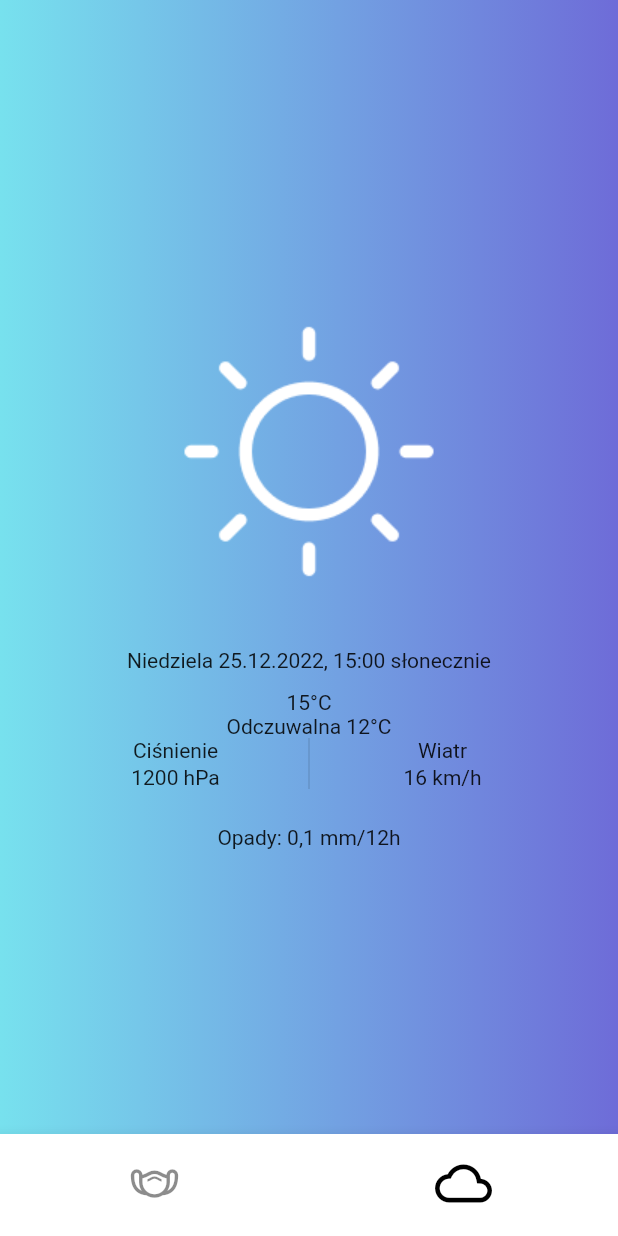
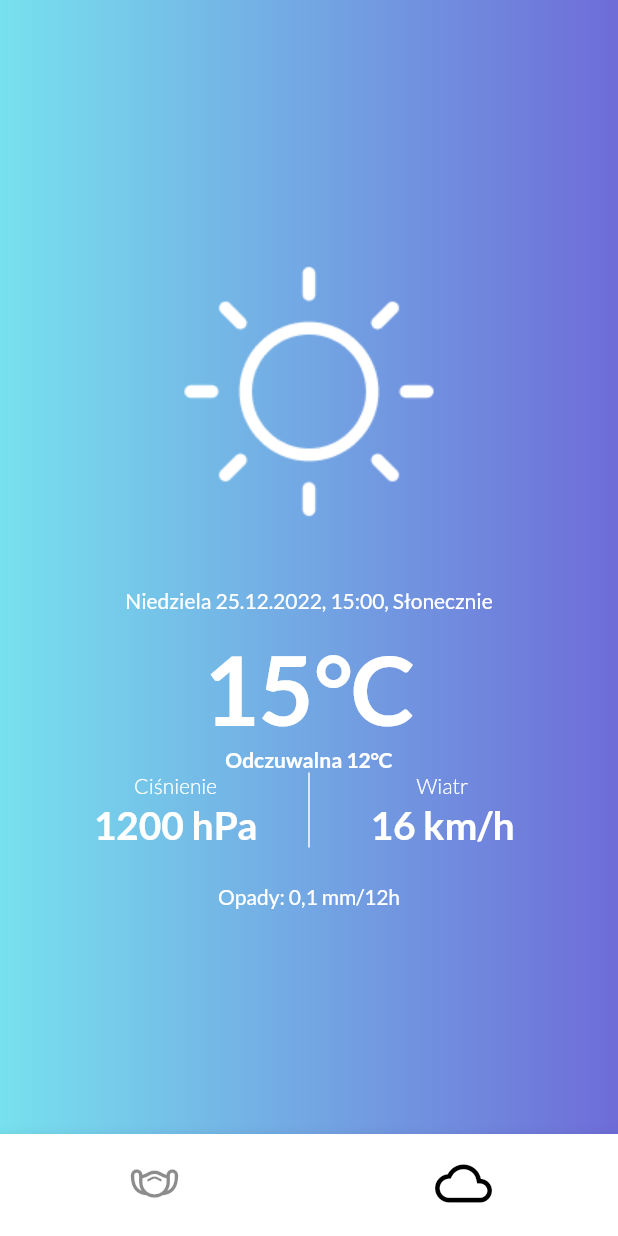
Before and after one commit to Mateusz-Roman/weather-app, a Flutter app: the screen it shows after launch, on a phone screen of 412 x 824 dp. Run offline on Flutter 3.47's test engine with Material 2 defaults, Android fonts, the light colour scheme and no system bars; our stand-ins replace google_fonts.

Commit message:
Text styling

```diff
--- a/lib/WeatherScreen.dart
+++ b/lib/WeatherScreen.dart
@@ -32,10 +32,34 @@ class _WeatherScreenState extends State<WeatherScreen> {
                 Padding(padding: EdgeInsets.only(top: 45.0)),
                 Image(image: AssetImage('icons/weather-sunny.png')),
                 Padding(padding: EdgeInsets.only(top: 41.0)),
-                Text("Niedziela 25.12.2022, 15:00 słonecznie"),
+                Text("Niedziela 25.12.2022, 15:00, Słonecznie",
+                  textAlign: TextAlign.center,
+                  style: GoogleFonts.lato(
+                      textStyle: TextStyle(
+                          fontSize: 14.0,
+                          height: 1.2,
+                          color: Colors.white,
+                          fontWeight: FontWeight.w400)),
+                ),
                 Padding(padding: EdgeInsets.only(top: 12.0)),
-                Text('15°C'),
-                Text('Odczuwalna 12°C'),
+                Text('15°C',
+                  textAlign: TextAlign.center,
+                  style: GoogleFonts.lato(
+                      textStyle: TextStyle(
+                          fontSize: 64.0,
+                          height: 1.2,
+                          color: Colors.white,
+                          fontWeight: FontWeight.w700)),
+                ),
+                Text('Odczuwalna 12°C',
+                  textAlign: TextAlign.center,
+                  style: GoogleFonts.lato(
+                      textStyle: TextStyle(
+                          fontSize: 14.0,
+                          height: 1.2,
+                          color: Colors.white,
+                          fontWeight: FontWeight.w700)),
+                ),
                 IntrinsicHeight(
                     child: Row(
                   mainAxisAlignment: MainAxisAlignment.center,
@@ -45,13 +69,30 @@ class _WeatherScreenState extends State<WeatherScreen> {
                         child: Column(
                           mainAxisAlignment: MainAxisAlignment.end,
                           children: [
-                            Text("Ciśnienie"),
+                            Text("Ciśnienie",
+                              textAlign: TextAlign.center,
+                              style: GoogleFonts.lato(
+                                  textStyle: TextStyle(
+                                      fontSize: 14.0,
+                                      height: 1.2,
+                                      color: Colors.white,
+                                      fontWeight: FontWeight.w300)),
+                            ),
                             Padding(padding: EdgeInsets.only(top: 2.0)),
-                            Text("1200 hPa")
+                            Text("1200 hPa",
+                              textAlign: TextAlign.center,
+                              style: GoogleFonts.lato(
+                                  textStyle: TextStyle(
+                                      fontSize: 26.0,
+                                      height: 1.2,
+                                      color: Colors.white,
+                                      fontWeight: FontWeight.w700)),
+                            ),
                           ],
                         )),
                     VerticalDivider(
                       width: 48,
+                      color: Colors.white,
                       thickness: 1,
                     ),
                     Container(
@@ -59,15 +100,38 @@ class _WeatherScreenState extends State<WeatherScreen> {
                         child: Column(
                           mainAxisAlignment: MainAxisAlignment.start,
                           children: [
-                            Text("Wiatr"),
+                            Text("Wiatr",
+                              textAlign: TextAlign.center,
+                              style: GoogleFonts.lato(
+                                  textStyle: TextStyle(
+                                      fontSize: 14.0,
+                                      height: 1.2,
+                                      color: Colors.white,
+                                      fontWeight: FontWeight.w300)),),
                             Padding(padding: EdgeInsets.only(top: 2.0)),
-                            Text("16 km/h")
+                            Text("16 km/h",
+                              textAlign: TextAlign.center,
+                              style: GoogleFonts.lato(
+                                  textStyle: TextStyle(
+                                      fontSize: 26.0,
+                                      height: 1.2,
+                                      color: Colors.white,
+                                      fontWeight: FontWeight.w700)),
+                            ),
                           ],
                         )),
                   ],
                 )),
                 Padding(padding: EdgeInsets.only(top: 24.0)),
-                Text("Opady: 0,1 mm/12h"),
+                Text("Opady: 0,1 mm/12h",
+                  textAlign: TextAlign.center,
+                  style: GoogleFonts.lato(
+                      textStyle: TextStyle(
+                          fontSize: 14.0,
+                          height: 1.2,
+                          color: Colors.white,
+                          fontWeight: FontWeight.w400)),
+                ),
                 Padding(padding: EdgeInsets.only(top: 24.0)),
               ],
             )),
```
